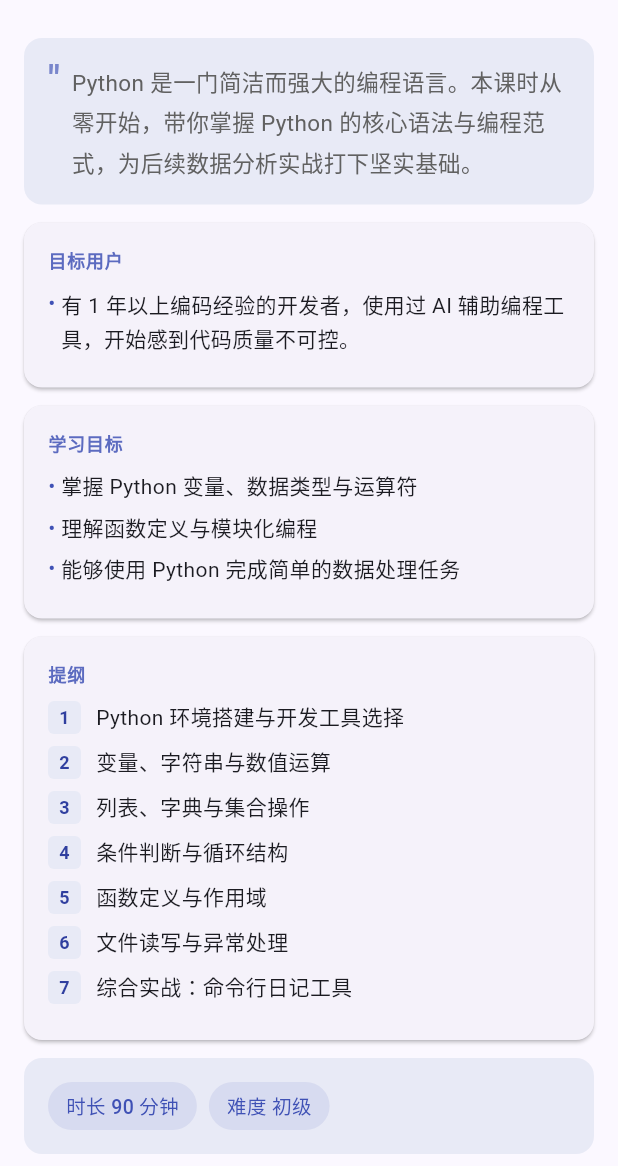
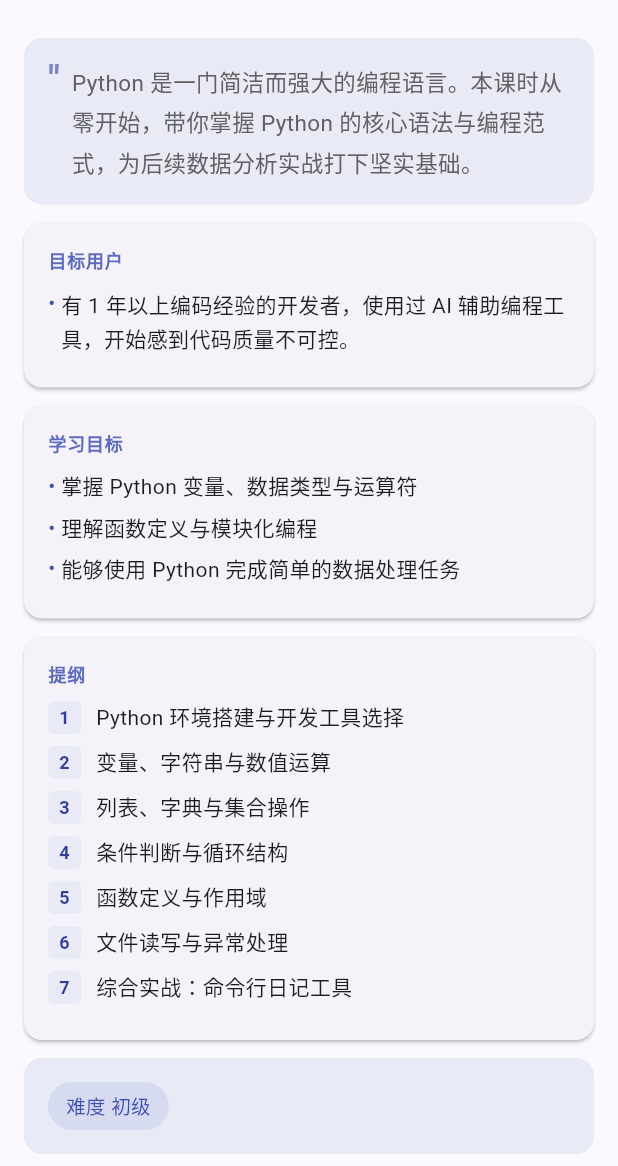
Before and after one commit to quanttide/qtclass, a Flutter app: the screen it shows after launch, after a tap on "查看课时", on a phone screen of 412 x 824 dp, the part 70-1236 px from its top. Run offline on Flutter 3.47's test engine with Material 3 defaults, Android fonts, the phone set to English and light mode, and no system bars.

Commit message:
refactor: remove duration from Lecture model

```diff
--- a/src/studio/assets/lectures.json
+++ b/src/studio/assets/lectures.json
@@ -18,7 +18,6 @@
       "文件读写与异常处理",
       "综合实战：命令行日记工具"
     ],
-    "duration": 90,
     "level": "初级"
   },
   {
@@ -39,7 +38,6 @@
       "常用数学与统计函数",
       "综合实战：股票收益率计算"
     ],
-    "duration": 90,
     "level": "初级"
   },
   {
@@ -61,7 +59,6 @@
       "Java API 编程实践",
       "常见故障与调优策略"
     ],
-    "duration": 120,
     "level": "中级"
   }
 ]
--- a/src/studio/lib/models/lecture.dart
+++ b/src/studio/lib/models/lecture.dart
@@ -13,9 +13,7 @@ class Lecture {
   final String description;
   final List<String> targets;
   final List<String> objectives;
-  // 单个课时的要点提纲，不是多课时大纲
   final List<String> points;
-  final Duration duration;
   final Level level;
 
   const Lecture({
@@ -25,7 +23,6 @@ class Lecture {
     required this.targets,
     required this.objectives,
     required this.points,
-    required this.duration,
     required this.level,
   });
 
@@ -43,7 +40,6 @@ class Lecture {
       points: (json['points'] as List)
           .map((e) => e as String)
           .toList(),
-      duration: Duration(minutes: json['duration'] as int),
       level: Level.values.firstWhere(
         (l) => l.label == json['level'] as String,
       ),
--- a/src/studio/lib/screens/lecture_screen.dart
+++ b/src/studio/lib/screens/lecture_screen.dart
@@ -214,10 +214,6 @@ class _MetaFooter extends StatelessWidget {
         runSpacing: 8,
         children: [
           _MetaChip(
-            label: '时长 ${lecture.duration.inMinutes} 分钟',
-            color: Colors.indigo,
-          ),
-          _MetaChip(
             label: '难度 ${lecture.level.label}',
             color: Colors.indigo,
           ),
```
Also changed, not shown: 1 other file.
